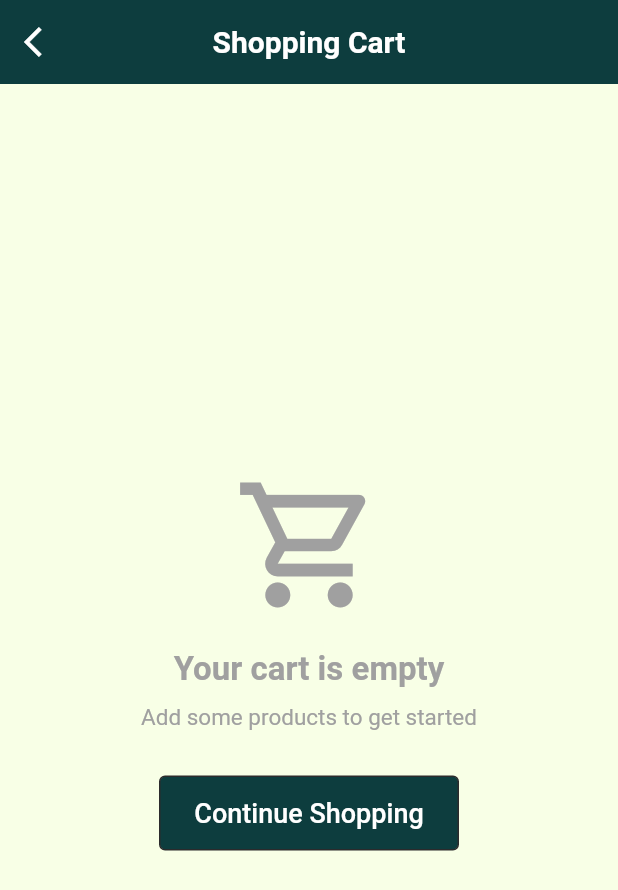
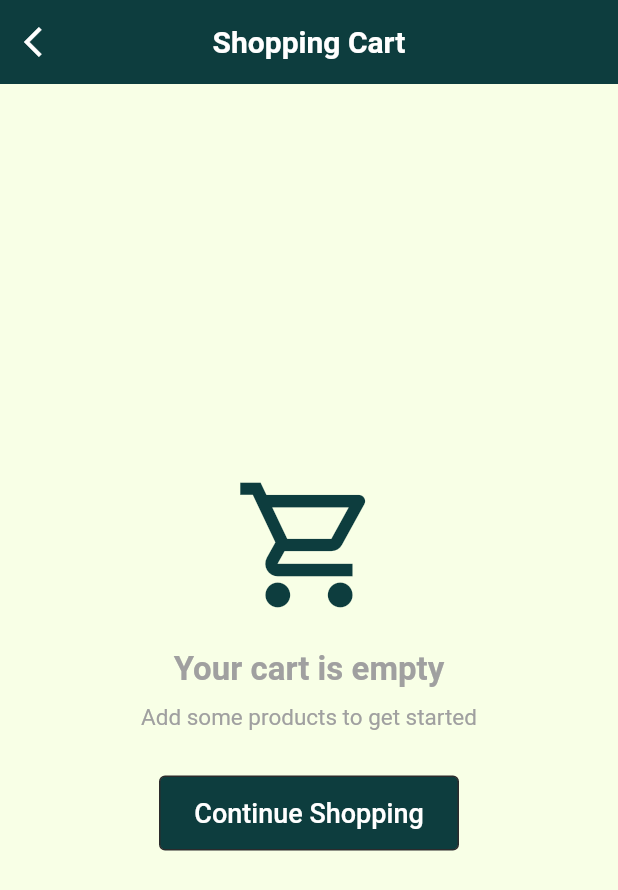
Before and after one commit to findmebyvinay/ecommerce_app, a Flutter app: the CartScreen screen opened directly, on a phone screen of 412 x 824 dp. Shown: the top 890 px of the screen. Run offline on Flutter 3.47's test engine with Material 3 defaults, Android fonts, the light colour scheme and no system bars; our stand-ins replace bloc, connectivity_plus, dartz, device_info_plus, dio, dropdown_search and 19 more; missing offline and left inert: flutter_html_all; accounts and stored records are empty.

Commit message:
fixed cart logic

```diff
--- a/lib/features/cart_page/presentation/cart_bloc/cart_bloc.dart
+++ b/lib/features/cart_page/presentation/cart_bloc/cart_bloc.dart
@@ -120,6 +120,7 @@ class CartBloc extends Bloc<CartEvent,CartState> with LocalDatabaseOperationsMix
     void _onClearCart(ClearCartEvent event,Emitter<CartState> emit)async{
       emit(state.copyWith(
         cartState: state.cartState.copyWith(
+          data: List.empty(),
           absNormalStatus: AbsNormalStatus.SUCCESS
         )
       ));
--- a/lib/features/cart_page/presentation/screen/cart_screen.dart
+++ b/lib/features/cart_page/presentation/screen/cart_screen.dart
@@ -11,6 +11,7 @@ import 'package:ecom_app/features/cart_page/domain/model/cart_item_model.dart';
 import 'package:ecom_app/features/cart_page/presentation/cart_bloc/cart_bloc.dart';
 import 'package:ecom_app/features/cart_page/presentation/cart_bloc/cart_event.dart';
 import 'package:ecom_app/features/cart_page/presentation/cart_bloc/cart_state.dart';
+import 'package:ecom_app/features/cart_page/presentation/screen/widgets/custom_empty_cart.dart';
 import 'package:ecom_app/features/esewa/esewa.dart';
 import 'package:ecom_app/widget/button_widget.dart';
 import 'package:flutter/material.dart';
@@ -60,7 +61,7 @@ class CartScreen extends StatelessWidget {
         builder: (context, state) {
 
           if (state.cartState.data==null) {
-            return _buildEmptyCart(context);
+            return CustomEmptyCart();
           }
 
           return Column(
@@ -83,45 +84,6 @@ class CartScreen extends StatelessWidget {
     );
   }
 
-  Widget _buildEmptyCart(BuildContext context) {
-    return Center(
-      child: Column(
-        mainAxisAlignment: MainAxisAlignment.center,
-        children: [
-          Icon(
-            Icons.shopping_cart_outlined,
-            size: 100.w,
-            color: AppColors.greyColor,
-          ),
-          20.verticalSpace,
-          Text(
-            'Your cart is empty',
-            style: context.textTheme.headlineSmall?.copyWith(
-              color: AppColors.greyColor,
-              fontWeight: FontWeight.bold,
-            ),
-          ),
-          10.verticalSpace,
-          Text(
-            'Add some products to get started',
-            style: context.textTheme.bodyMedium?.copyWith(
-              color: AppColors.greyColor,
-            ),
-          ),
-          30.verticalSpace,
-          ButtonWidget(
-            lable: 'Continue Shopping',
-            buttonColor: AppColors.primaryColor,
-            height: 50.h,
-            width: 200.w,
-            onTap: () {
-              getIt<NavigationService>().navigateTo(RoutesName.dashboardScreen);
-            },
-          ),
-        ],
-      ),
-    );
-  }
 
   Widget _buildCartItemCard(BuildContext context, CartItemModel cartItem) {
     return Card(
@@ -377,6 +339,7 @@ class CartScreen extends StatelessWidget {
             TextButton(
               onPressed: () {
                 context.read<CartBloc>().add(ClearCartEvent());
+                //context.read<CartBloc>().add(RemoveCartEvent(productId: ))
                 Navigator.of(context).pop();
               },
               child: Text(
--- /dev/null
+++ b/lib/features/cart_page/presentation/screen/widgets/custom_empty_cart.dart
@@ -0,0 +1,58 @@
+import 'package:ecom_app/core/constants/app_colors.dart';
+import 'package:ecom_app/core/extension/build_context_extension.dart';
+import 'package:ecom_app/core/routes/routes_name.dart';
+import 'package:ecom_app/core/services/get_it/service_locator.dart';
+import 'package:ecom_app/core/services/navigation_service.dart';
+import 'package:ecom_app/widget/button_widget.dart';
+import 'package:flutter/material.dart';
+import 'package:flutter_screenutil/flutter_screenutil.dart';
+
+class CustomEmptyCart extends StatefulWidget {
+  const CustomEmptyCart({super.key});
+
+  @override
+  State<CustomEmptyCart> createState() => _CustomEmptyCartState();
+}
+
+class _CustomEmptyCartState extends State<CustomEmptyCart> {
+  @override
+  Widget build(BuildContext context) {
+    return Center(
+      child: Column(
+        mainAxisAlignment: MainAxisAlignment.center,
+        children: [
+          Icon(
+            Icons.shopping_cart_outlined,
+            size: 100.w,
+            color: AppColors.primaryColor,
+          ),
+          20.verticalSpace,
+          Text(
+            'Your cart is empty',
+            style: context.textTheme.headlineSmall?.copyWith(
+              color: AppColors.greyColor,
+              fontWeight: FontWeight.bold,
+            ),
+          ),
+          10.verticalSpace,
+          Text(
+            'Add some products to get started',
+            style: context.textTheme.bodyMedium?.copyWith(
+              color: AppColors.greyColor,
+            ),
+          ),
+          30.verticalSpace,
+          ButtonWidget(
+            lable: 'Continue Shopping',
+            buttonColor: AppColors.primaryColor,
+            height: 50.h,
+            width: 200.w,
+            onTap: () {
+              getIt<NavigationService>().navigateTo(RoutesName.dashboardScreen);
+            },
+          ),
+        ],
+      ),
+    );
+  }
+}
--- a/lib/features/products/presentation/screen/product_details_screen.dart
+++ b/lib/features/products/presentation/screen/product_details_screen.dart
@@ -63,51 +63,6 @@ class _ProductDetailsScreenState extends State<ProductDetailsScreen> {
           icon: Icon(Icons.arrow_back_ios),
           color: AppColors.whiteColor,
         ),
-        // actions: [
-        //   BlocBuilder<CartBloc,CartState>(
-        //     builder:(context,state){
-        //          return Stack(
-        //         children: [
-        //           IconButton(
-        //             onPressed: () {
-        //               Navigator.push(
-        //                 context,
-        //                 MaterialPageRoute(
-        //                   builder: (context) => CartScreen(),
-        //                 ),
-        //               );
-        //             },
-        //             icon: Icon(Icons.shopping_cart),
-        //             color: AppColors.whiteColor,
-        //           ),
-        //           if (state.totalItemCount > 0)
-        //             Positioned(
-        //               right: 6,
-        //               top: 6,
-        //               child: Container(
-        //                 padding: EdgeInsets.all(2),
-        //                 decoration: BoxDecoration(
-        //                   color: Colors.red,
-        //                   borderRadius: BorderRadius.circular(10),
-        //                 ),
-        //                 constraints: BoxConstraints(
-        //                   minWidth: 16,
-        //                   minHeight: 16,
-        //                 ),
-        //                 child: Text(
-        //                   '${state.totalItemCount}',
-        //                   style: TextStyle(
-        //                     color: Colors.white,
-        //                     fontSize: 12,
-        //                   ),
-        //                   textAlign: TextAlign.center,
-        //                 ),
-        //               ),
-        //             ),
-        //         ],
-        //       );
-        //     } )
-        // ],
       ),
       body: Column(
         crossAxisAlignment: CrossAxisAlignment.end,
@@ -147,7 +102,7 @@ class _ProductDetailsScreenState extends State<ProductDetailsScreen> {
                   // Product Rating and Minimum Order
                   Row(
                     children: [
-                      Icon(Icons.star, size: 16, color: AppColors.lightGreen),
+                      Icon(Icons.star, size: 16, color: AppColors.warningColor),
                       Text(
                         '${widget.product.rating} (${widget.product.minimumOrderQuantity})',
                         style: context.textTheme.bodySmall?.copyWith(
@@ -172,6 +127,10 @@ class _ProductDetailsScreenState extends State<ProductDetailsScreen> {
                         )
                         .padHorizontal(horizontal: 16.w)
                         .padVertical(vertical: 10.h),
+                Text('${widget.product.shippingInformation}',
+                  style: context.textTheme.bodyMedium?.copyWith(
+                    fontWeight: FontWeight.bold
+                  ),).padHorizontal(horizontal: 16)
                 ],
               ),
             ),
@@ -183,6 +142,7 @@ class _ProductDetailsScreenState extends State<ProductDetailsScreen> {
             buttonColor: AppColors.primaryColor,
             onTap: () {
               showModelsheet(context);
+              // CustomBottomSheet(product:ProductModel());
             },
           ).padBottom(bottom: 20.h),
         ],
@@ -360,6 +320,7 @@ class _ProductDetailsScreenState extends State<ProductDetailsScreen> {
                         getIt<NavigationService>().pop(context);
                         ScaffoldMessenger.of(context).showSnackBar(
                           SnackBar(
+                            backgroundColor: AppColors.bgColor,
                             content: Text(
                               'Successully added the product in Cart',
                             ),
```
